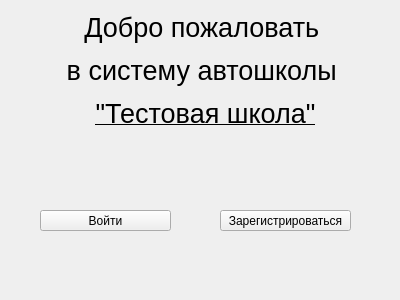
Qt form src/welcomeformwidget.ui (CherMiTT/drive_school_client) before a commit.
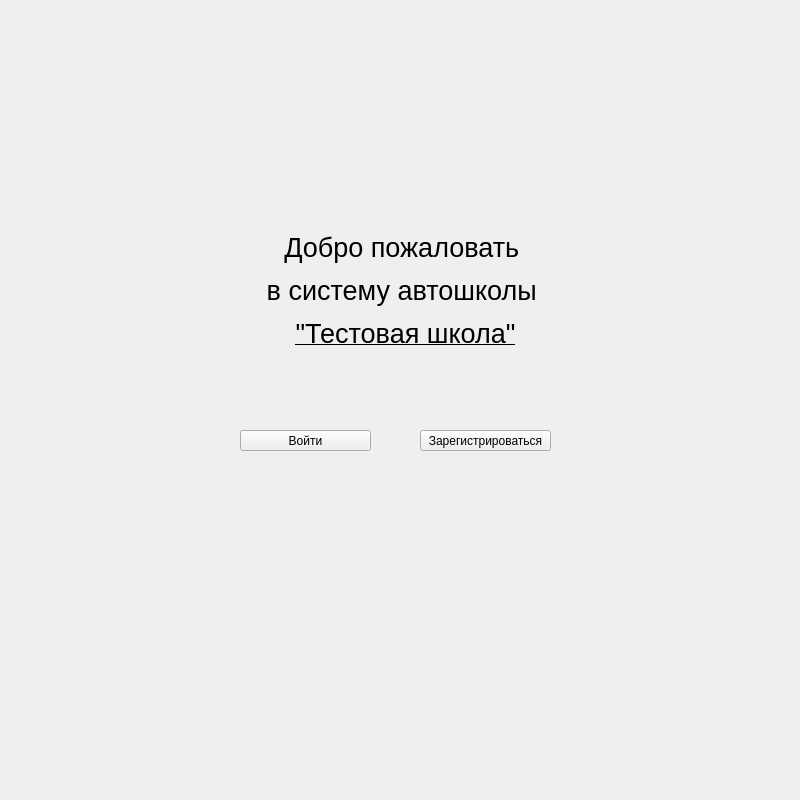
The same form after that commit.

```diff
--- a/src/welcomeformwidget.ui
+++ b/src/welcomeformwidget.ui
@@ -6,8 +6,8 @@
    <rect>
     <x>0</x>
     <y>0</y>
-    <width>400</width>
-    <height>300</height>
+    <width>800</width>
+    <height>800</height>
    </rect>
   </property>
   <property name="minimumSize">
@@ -22,8 +22,8 @@
   <widget class="QLabel" name="welcomeLabel">
    <property name="geometry">
     <rect>
-     <x>60</x>
-     <y>0</y>
+     <x>260</x>
+     <y>220</y>
      <width>291</width>
      <height>141</height>
     </rect>
@@ -35,8 +35,8 @@
   <widget class="QPushButton" name="enterPushButton">
    <property name="geometry">
     <rect>
-     <x>40</x>
-     <y>210</y>
+     <x>240</x>
+     <y>430</y>
      <width>131</width>
      <height>21</height>
     </rect>
@@ -48,8 +48,8 @@
   <widget class="QPushButton" name="registerPushButton">
    <property name="geometry">
     <rect>
-     <x>220</x>
-     <y>210</y>
+     <x>420</x>
+     <y>430</y>
      <width>131</width>
      <height>21</height>
     </rect>
```
